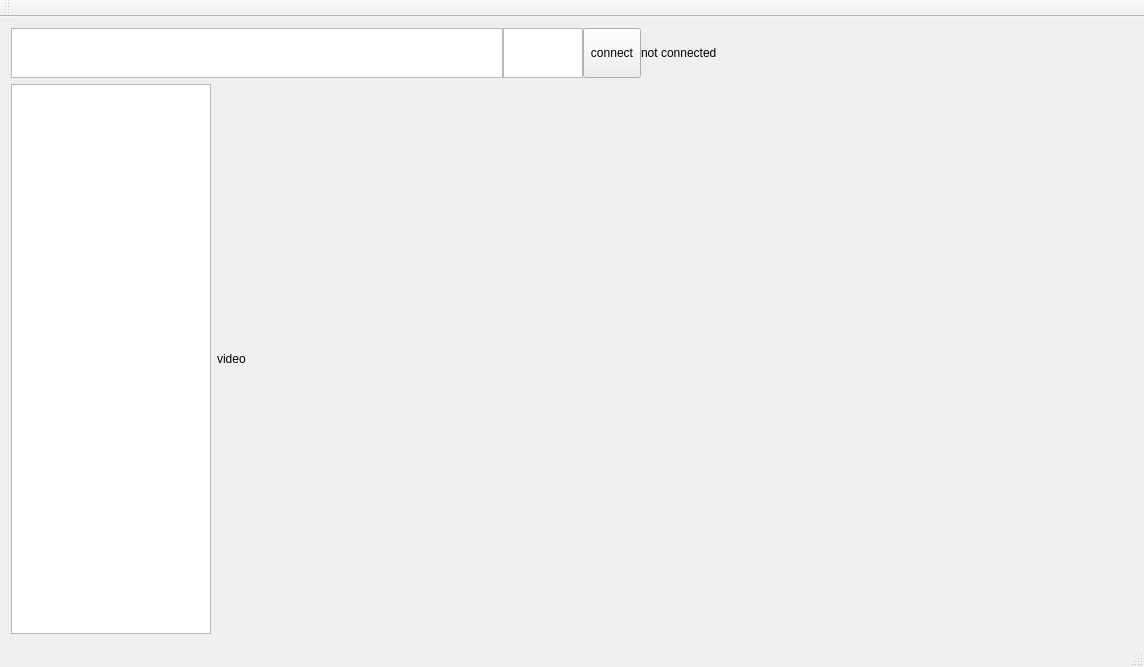
This is myrtcdemo/mainwindow.ui in chinasarft/learnwebrtc as Qt 5 draws it before an edit. The edited form follows.
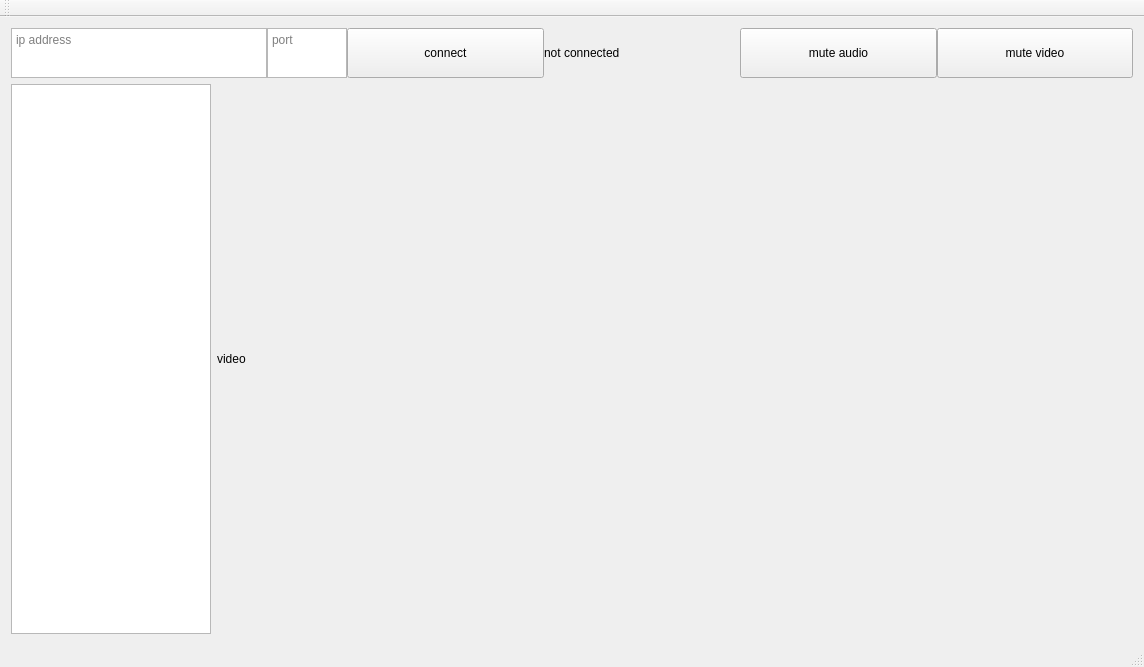
This is the edited form.

Commit message:
can mute audio video now
1. just tet local
2. mute video should set render to nullptr?

Patch:
```diff
--- a/myrtcdemo/mainwindow.ui
+++ b/myrtcdemo/mainwindow.ui
@@ -46,7 +46,17 @@
         <number>0</number>
        </property>
        <item alignment="Qt::AlignVCenter">
-        <widget class="QTextEdit" name="textAddress"/>
+        <widget class="QTextEdit" name="textAddress">
+         <property name="sizePolicy">
+          <sizepolicy hsizetype="Preferred" vsizetype="Expanding">
+           <horstretch>0</horstretch>
+           <verstretch>0</verstretch>
+          </sizepolicy>
+         </property>
+         <property name="placeholderText">
+          <string>ip address</string>
+         </property>
+        </widget>
        </item>
        <item alignment="Qt::AlignVCenter">
         <widget class="QTextEdit" name="textPort">
@@ -62,6 +72,9 @@
            <height>16777215</height>
           </size>
          </property>
+         <property name="placeholderText">
+          <string>port</string>
+         </property>
         </widget>
        </item>
        <item>
@@ -80,7 +93,7 @@
        <item>
         <widget class="QLabel" name="state">
          <property name="sizePolicy">
-          <sizepolicy hsizetype="Expanding" vsizetype="Preferred">
+          <sizepolicy hsizetype="Preferred" vsizetype="Preferred">
            <horstretch>0</horstretch>
            <verstretch>0</verstretch>
           </sizepolicy>
@@ -90,6 +103,32 @@
          </property>
         </widget>
        </item>
+       <item>
+        <widget class="QToolButton" name="audioSwitch">
+         <property name="sizePolicy">
+          <sizepolicy hsizetype="Preferred" vsizetype="Preferred">
+           <horstretch>0</horstretch>
+           <verstretch>0</verstretch>
+          </sizepolicy>
+         </property>
+         <property name="text">
+          <string>mute audio</string>
+         </property>
+        </widget>
+       </item>
+       <item>
+        <widget class="QToolButton" name="videoSwitch">
+         <property name="sizePolicy">
+          <sizepolicy hsizetype="Preferred" vsizetype="Preferred">
+           <horstretch>0</horstretch>
+           <verstretch>0</verstretch>
+          </sizepolicy>
+         </property>
+         <property name="text">
+          <string>mute video</string>
+         </property>
+        </widget>
+       </item>
       </layout>
      </widget>
     </item>
```
The commit also changes 4 other files.
